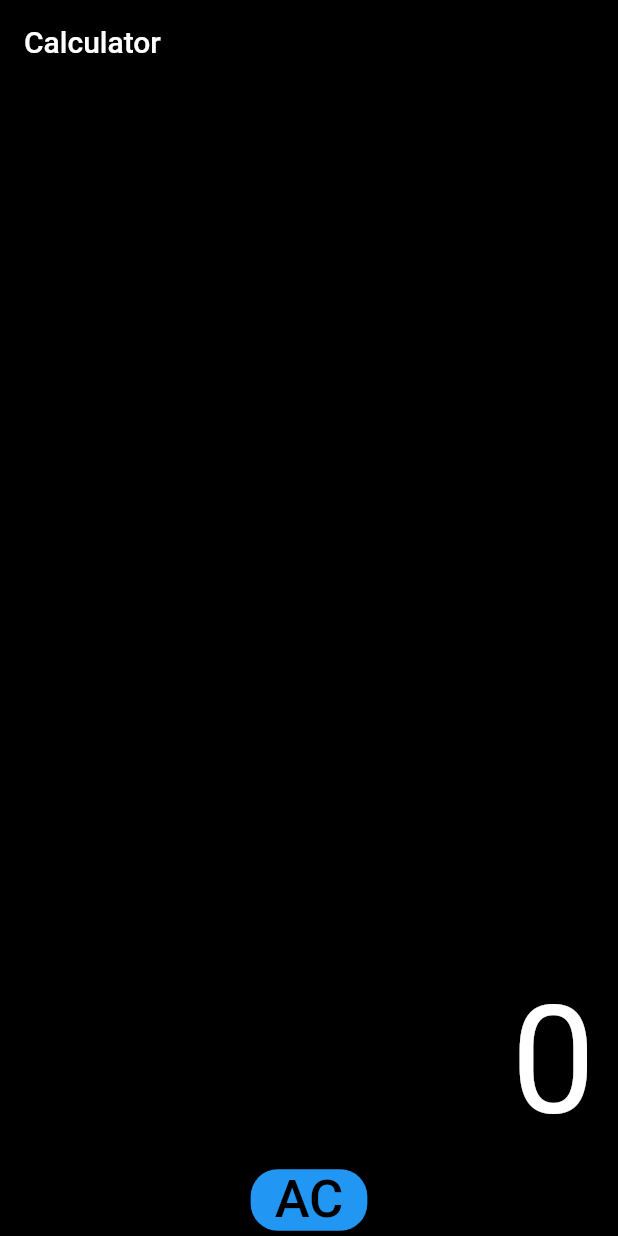
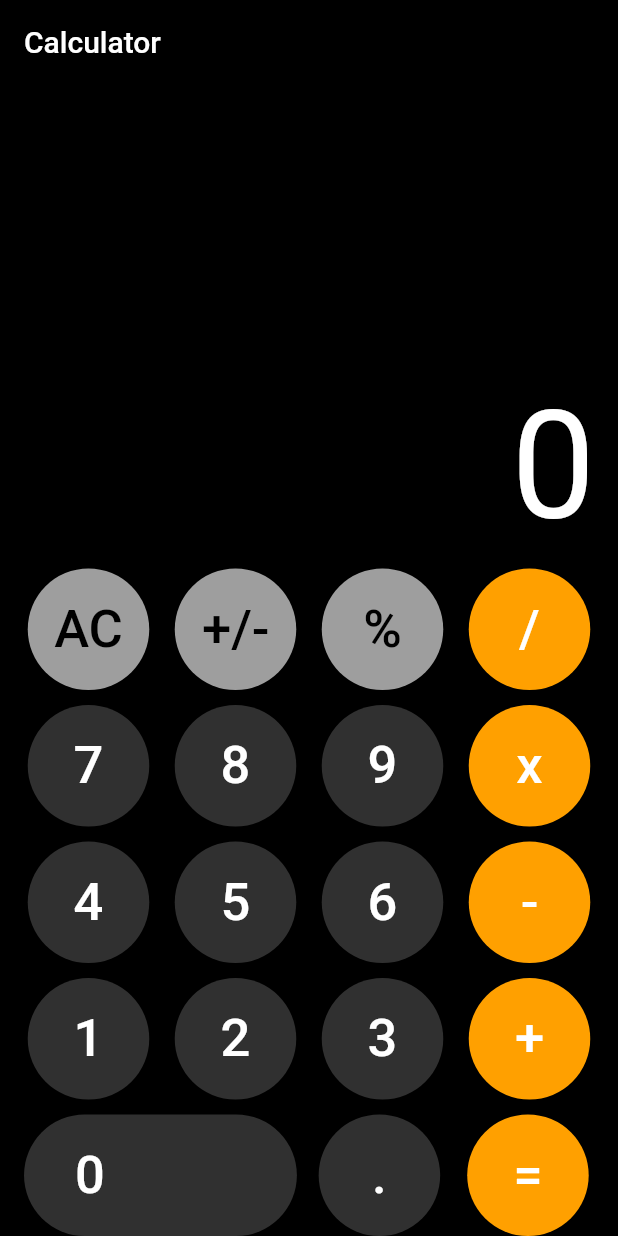
Before and after one commit to git-chirag/flutter_calculator, a Flutter app: the screen it shows after launch, on a phone screen of 412 x 824 dp. Run offline on Flutter 3.47's test engine with Material 2 defaults, Android fonts, the phone set to English and light mode, and no system bars.

Commit message:
Created the numeric and operation buttons.

```diff
--- a/lib/main.dart
+++ b/lib/main.dart
@@ -17,18 +17,17 @@ class Calculator extends StatefulWidget {
 class _CalculatorState extends State<Calculator> {
   Widget calcbutton(String btntxt, Color btncolor, Color txtcolor) {
     return Container(
-        child: ElevatedButton(
-            onPressed: () {
-              //TODO: Add function for button pressed
-            },
-            child: Text(
-              btntxt,
-              style: TextStyle(color: txtcolor, fontSize: 35),
-            ),
-            style: ButtonStyle(
-                shape: MaterialStateProperty.all<RoundedRectangleBorder>(
-                    RoundedRectangleBorder(
-                        borderRadius: BorderRadius.circular(18.0))))));
+      //TODO: change RaisedButton to ElevatedButton
+      child: RaisedButton(
+        onPressed: () {
+          //TODO: Add some functionality
+        },
+        child: Text(btntxt, style: TextStyle(color: txtcolor, fontSize: 35)),
+        shape: CircleBorder(),
+        color: btncolor,
+        padding: EdgeInsets.all(20),
+      ),
+    );
   }
 
   @override
@@ -61,7 +60,67 @@ class _CalculatorState extends State<Calculator> {
               mainAxisAlignment: MainAxisAlignment.spaceEvenly,
               children: [
                 //button functions
-                calcbutton('AC', Colors.grey, Colors.black)
+                calcbutton('AC', Colors.grey, Colors.black),
+                calcbutton('+/-', Colors.grey, Colors.black),
+                calcbutton('%', Colors.grey, Colors.black),
+                calcbutton('/', Colors.amber[700], Colors.white),
+              ],
+            ),
+            SizedBox(
+              height: 10,
+            ),
+            Row(
+              mainAxisAlignment: MainAxisAlignment.spaceEvenly,
+              children: [
+                //button functions
+                calcbutton('7', Colors.grey[850], Colors.white),
+                calcbutton('8', Colors.grey[850], Colors.white),
+                calcbutton('9', Colors.grey[850], Colors.white),
+                calcbutton('x', Colors.amber[700], Colors.white),
+              ],
+            ),
+            SizedBox(
+              height: 10,
+            ),
+            Row(
+              mainAxisAlignment: MainAxisAlignment.spaceEvenly,
+              children: [
+                //button functions
+                calcbutton('4', Colors.grey[850], Colors.white),
+                calcbutton('5', Colors.grey[850], Colors.white),
+                calcbutton('6', Colors.grey[850], Colors.white),
+                calcbutton('-', Colors.amber[700], Colors.white),
+              ],
+            ),
+            SizedBox(
+              height: 10,
+            ),
+            Row(
+              mainAxisAlignment: MainAxisAlignment.spaceEvenly,
+              children: [
+                //button functions
+                calcbutton('1', Colors.grey[850], Colors.white),
+                calcbutton('2', Colors.grey[850], Colors.white),
+                calcbutton('3', Colors.grey[850], Colors.white),
+                calcbutton('+', Colors.amber[700], Colors.white),
+              ],
+            ),
+            SizedBox(
+              height: 10,
+            ),
+            Row(
+              mainAxisAlignment: MainAxisAlignment.spaceEvenly,
+              children: [
+                RaisedButton(
+                  padding: EdgeInsets.fromLTRB(34, 20, 128, 20),
+                  onPressed: () {},
+                  shape: StadiumBorder(),
+                  child: Text("0",
+                      style: TextStyle(fontSize: 35, color: Colors.white)),
+                  color: Colors.grey[850],
+                ),
+                calcbutton('.', Colors.grey[850], Colors.white),
+                calcbutton('=', Colors.amber[700], Colors.white),
               ],
             )
           ],
```
